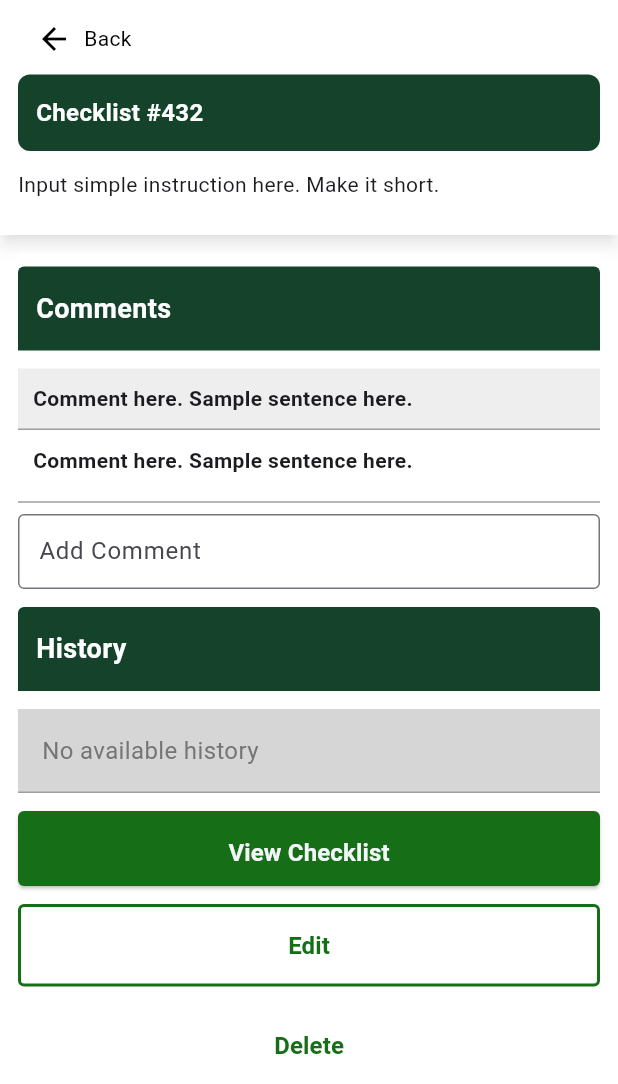
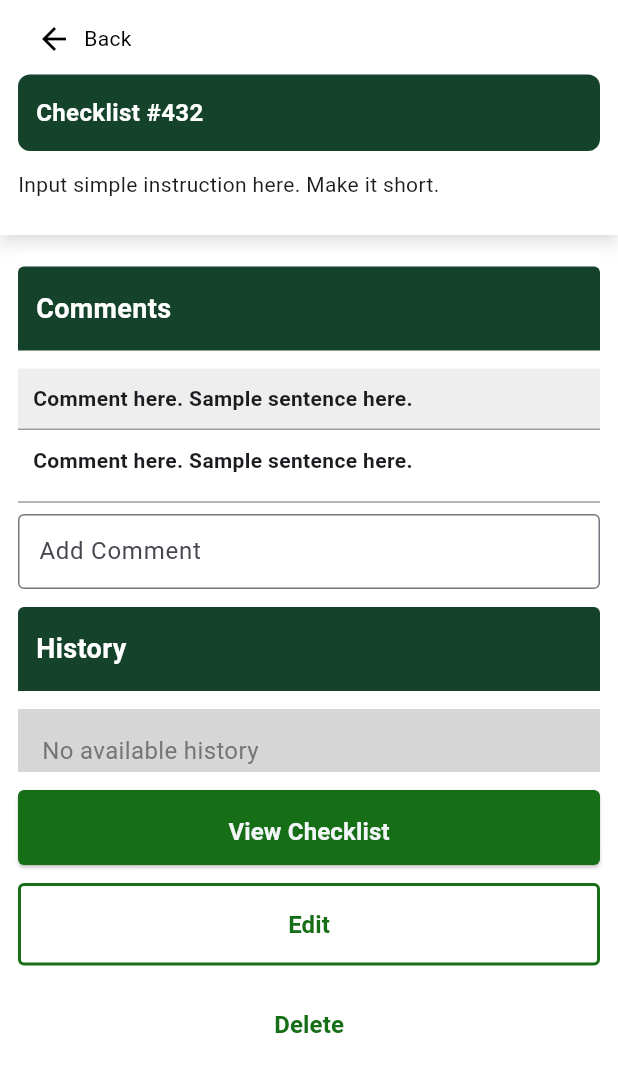
Before and after one commit to jamydevelop/Wilcon-Phase-2, a Flutter app: the ChecklistSummaryPage screen opened directly, scrolled down 576 dp, on a phone screen of 412 x 824 dp, the part 152-1236 px from its top. Run offline on Flutter 3.47's test engine with Material 3 defaults, Android fonts, the light colour scheme and no system bars.

Commit message:
checklist summary updated

```diff
--- /dev/null
+++ b/wilcon_phase2/lib/module/checklist/checklist_summary/widget/button_container.dart
@@ -0,0 +1,31 @@
+import 'package:flutter/material.dart';
+import 'package:wilcon_phase2/widget/buttons_widget/filled_button_widget.dart';
+import 'package:wilcon_phase2/widget/buttons_widget/only_text_button_widget.dart';
+import 'package:wilcon_phase2/widget/buttons_widget/outlined_button_widget.dart';
+
+class ButtonContainer extends StatefulWidget {
+  const ButtonContainer({super.key});
+
+  @override
+  State<ButtonContainer> createState() => _ButtonContainerState();
+}
+
+class _ButtonContainerState extends State<ButtonContainer> {
+  @override
+  Widget build(BuildContext context) {
+    return Container(
+      margin: const EdgeInsets.symmetric(horizontal: 12),
+      child: const Column(
+        children: [
+          SizedBox(height: 12),
+          FilledButtonWidget(titleText: 'View Checklist'),
+          SizedBox(height: 12),
+          OutlinedButtonWidget(titleText: 'Edit'),
+          SizedBox(height: 12),
+          OnlyTextButtonWidget(titleText: 'Delete'),
+          SizedBox(height: 12),
+        ],
+      ),
+    );
+  }
+}
--- a/wilcon_phase2/lib/module/checklist/checklist_summary/widget/checklist_body_widget.dart
+++ b/wilcon_phase2/lib/module/checklist/checklist_summary/widget/checklist_body_widget.dart
@@ -1,7 +1,5 @@
 import 'package:flutter/material.dart';
-import 'package:wilcon_phase2/widget/buttons_widget/filled_button_widget.dart';
-import 'package:wilcon_phase2/widget/buttons_widget/only_text_button_widget.dart';
-import 'package:wilcon_phase2/widget/buttons_widget/outlined_button_widget.dart';
+import 'package:wilcon_phase2/module/checklist/checklist_summary/widget/button_container.dart';
 import 'package:wilcon_phase2/module/checklist/checklist_summary/widget/card_widget/add_comment_textfield_widget.dart';
 import 'package:wilcon_phase2/module/checklist/checklist_summary/widget/card_widget/first_card_body_widget.dart';
 import 'package:wilcon_phase2/module/checklist/checklist_summary/widget/card_widget/header_widget.dart';
@@ -53,17 +51,12 @@ class _ChecklistBodyWidgetState extends State<ChecklistBodyWidget> {
                   SizedBox(height: 12),
                   HistoryUpdateCardWidget(),
                   SizedBox(height: 12),
-                  FilledButtonWidget(titleText: 'View Checklist'),
-                  SizedBox(height: 12),
-                  OutlinedButtonWidget(titleText: 'Edit'),
-                  SizedBox(height: 12),
-                  OnlyTextButtonWidget(titleText: 'Delete'),
-                  SizedBox(height: 12),
                 ],
               ),
             ),
           ),
         ),
+        const ButtonContainer(),
       ],
     );
   }
```
